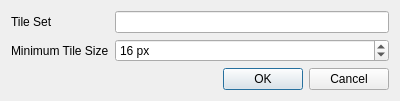
Above: createmodeldialog.ui from ikskuh/VersaTile before the change. Below: the same form after it.
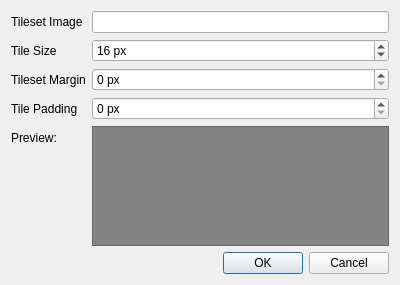
That is the form after the change. Custom widgets are drawn as their Qt base class.

Commit message: Adds improved 'create model screen' with tileset resize options. Note: Should store options in model for reimport.

Patch:
```diff
--- a/createmodeldialog.ui
+++ b/createmodeldialog.ui
@@ -7,7 +7,7 @@
     <x>0</x>
     <y>0</y>
     <width>400</width>
-    <height>100</height>
+    <height>285</height>
    </rect>
   </property>
   <property name="windowTitle">
@@ -17,7 +17,7 @@
    <item row="0" column="0">
     <widget class="QLabel" name="label">
      <property name="text">
-      <string>Tile Set</string>
+      <string>Tileset Image</string>
      </property>
     </widget>
    </item>
@@ -27,7 +27,7 @@
    <item row="1" column="0">
     <widget class="QLabel" name="minimumTileSizeLabel">
      <property name="text">
-      <string>Minimum Tile Size</string>
+      <string>Tile Size</string>
      </property>
     </widget>
    </item>
@@ -53,7 +53,7 @@
      </property>
     </widget>
    </item>
-   <item row="2" column="1">
+   <item row="6" column="1">
     <widget class="QDialogButtonBox" name="buttonBox">
      <property name="orientation">
       <enum>Qt::Horizontal</enum>
@@ -63,6 +63,66 @@
      </property>
     </widget>
    </item>
+   <item row="3" column="1">
+    <widget class="QSpinBox" name="tilesetMargin">
+     <property name="suffix">
+      <string> px</string>
+     </property>
+     <property name="maximum">
+      <number>1024</number>
+     </property>
+    </widget>
+   </item>
+   <item row="3" column="0">
+    <widget class="QLabel" name="label_2">
+     <property name="text">
+      <string>Tileset Margin</string>
+     </property>
+    </widget>
+   </item>
+   <item row="4" column="1">
+    <widget class="QSpinBox" name="tilePadding">
+     <property name="suffix">
+      <string> px</string>
+     </property>
+     <property name="maximum">
+      <number>1024</number>
+     </property>
+    </widget>
+   </item>
+   <item row="4" column="0">
+    <widget class="QLabel" name="label_3">
+     <property name="text">
+      <string>Tile Padding</string>
+     </property>
+    </widget>
+   </item>
+   <item row="5" column="1">
+    <widget class="QGraphicsView" name="preview">
+     <property name="styleSheet">
+      <string notr="true">background-color: rgb(132, 132, 132);</string>
+     </property>
+     <property name="backgroundBrush">
+      <brush brushstyle="NoBrush">
+       <color alpha="255">
+        <red>0</red>
+        <green>0</green>
+        <blue>0</blue>
+       </color>
+      </brush>
+     </property>
+     <property name="dragMode">
+      <enum>QGraphicsView::ScrollHandDrag</enum>
+     </property>
+    </widget>
+   </item>
+   <item row="5" column="0">
+    <widget class="QLabel" name="label_4">
+     <property name="text">
+      <string>Preview:</string>
+     </property>
+    </widget>
+   </item>
   </layout>
  </widget>
  <customwidgets>
```
Left out of the diff: 2 changed lines with no effect on the pictures. The commit also changes 3 other files.
